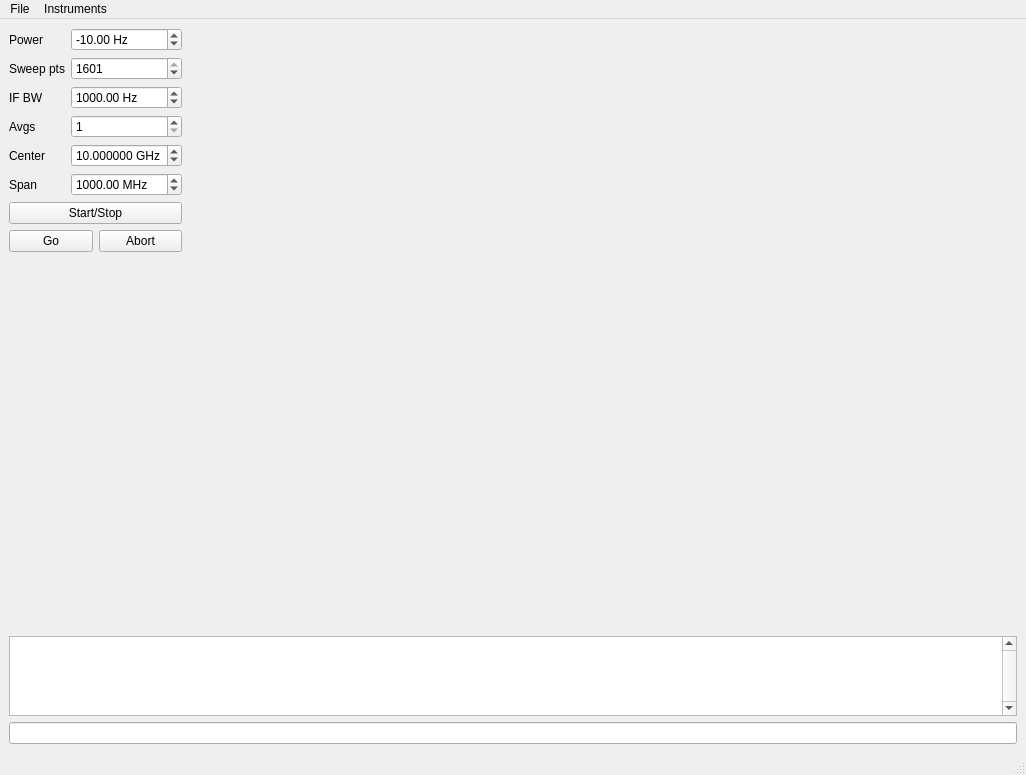
The window that slab/scripts/NWAWindow.ui (SchusterLab/slab) describes before a commit, drawn with Qt 5.
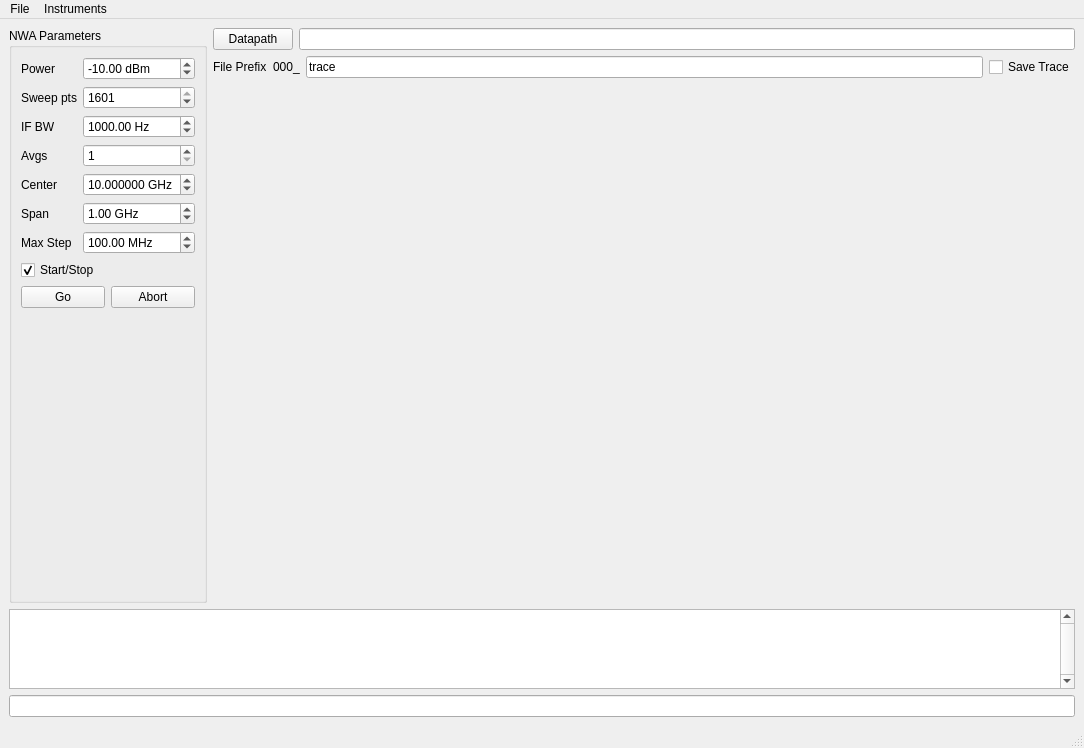
The same window after the commit. Custom widgets are drawn as their Qt base class.

```diff
--- a/slab/scripts/NWAWindow.ui
+++ b/slab/scripts/NWAWindow.ui
@@ -6,18 +6,22 @@
    <rect>
     <x>0</x>
     <y>0</y>
-    <width>1026</width>
-    <height>775</height>
+    <width>1084</width>
+    <height>748</height>
    </rect>
   </property>
   <property name="windowTitle">
    <string>MainWindow</string>
   </property>
   <widget class="QWidget" name="centralwidget">
-   <layout class="QVBoxLayout" name="verticalLayout">
+   <layout class="QVBoxLayout" name="verticalLayout_4">
     <item>
      <layout class="QHBoxLayout" name="horizontalLayout">
       <item>
+       <widget class="QGroupBox" name="groupBox">
+        <property name="title">
+         <string>NWA Parameters</string>
+        </property>
        <layout class="QVBoxLayout" name="verticalLayout_3">
         <item>
          <layout class="QFormLayout" name="formLayout">
@@ -53,7 +57,7 @@
            </widget>
           </item>
           <item row="4" column="0">
-           <widget class="QLabel" name="label_5">
+            <widget class="QLabel" name="centerstartLabel">
             <property name="text">
              <string>Center</string>
             </property>
@@ -69,7 +73,7 @@
           <item row="0" column="1">
            <widget class="QDoubleSpinBox" name="powerSpinBox">
             <property name="suffix">
-             <string> Hz</string>
+              <string> dBm</string>
             </property>
             <property name="minimum">
              <double>-100.000000000000000</double>
@@ -136,24 +140,56 @@
           </item>
           <item row="5" column="1">
            <widget class="QDoubleSpinBox" name="spanstopSpinBox">
+             <property name="sizePolicy">
+              <sizepolicy hsizetype="Minimum" vsizetype="Fixed">
+               <horstretch>0</horstretch>
+               <verstretch>0</verstretch>
+              </sizepolicy>
+             </property>
             <property name="suffix">
-             <string> MHz</string>
+              <string> GHz</string>
             </property>
             <property name="maximum">
              <double>20000.000000000000000</double>
             </property>
             <property name="value">
-             <double>1000.000000000000000</double>
+              <double>1.000000000000000</double>
+             </property>
+            </widget>
+           </item>
+           <item row="6" column="0">
+            <widget class="QLabel" name="label_5">
+             <property name="text">
+              <string>Max Step</string>
+             </property>
+            </widget>
+           </item>
+           <item row="6" column="1">
+            <widget class="QDoubleSpinBox" name="resolutionSpinBox">
+             <property name="suffix">
+              <string> MHz</string>
+             </property>
+             <property name="minimum">
+              <double>10.000000000000000</double>
+             </property>
+             <property name="maximum">
+              <double>999999999.000000000000000</double>
+             </property>
+             <property name="value">
+              <double>100.000000000000000</double>
             </property>
            </widget>
           </item>
          </layout>
         </item>
         <item>
-         <widget class="QPushButton" name="pushButton">
+          <widget class="QCheckBox" name="centerspanstartstopCheckBox">
           <property name="text">
            <string>Start/Stop</string>
           </property>
+           <property name="checked">
+            <bool>true</bool>
+           </property>
          </widget>
         </item>
         <item>
@@ -188,9 +224,56 @@
          </spacer>
         </item>
        </layout>
+       </widget>
       </item>
       <item>
-       <layout class="QVBoxLayout" name="verticalLayout_4">
+       <layout class="QVBoxLayout" name="verticalLayout">
+        <item>
+         <layout class="QHBoxLayout" name="horizontalLayout_3">
+          <item>
+           <widget class="QPushButton" name="datapathButton">
+            <property name="text">
+             <string>Datapath</string>
+            </property>
+           </widget>
+          </item>
+          <item>
+           <widget class="QLineEdit" name="datapathLineEdit"/>
+          </item>
+         </layout>
+        </item>
+        <item>
+         <layout class="QHBoxLayout" name="horizontalLayout_6">
+          <item>
+           <widget class="QLabel" name="label_20">
+            <property name="text">
+             <string>File Prefix</string>
+            </property>
+           </widget>
+          </item>
+          <item>
+           <widget class="QLabel" name="filenumberLabel">
+            <property name="text">
+             <string>000_</string>
+            </property>
+           </widget>
+          </item>
+          <item>
+           <widget class="QLineEdit" name="prefixLineEdit">
+            <property name="text">
+             <string>trace</string>
+            </property>
+           </widget>
+          </item>
+          <item>
+           <widget class="QCheckBox" name="checkBox">
+            <property name="text">
+             <string>Save Trace</string>
+            </property>
+           </widget>
+          </item>
+         </layout>
+        </item>
         <item>
          <widget class="CurveWidget" name="magplotwidget">
           <property name="orientation">
@@ -210,6 +293,8 @@
      </layout>
     </item>
     <item>
+     <layout class="QVBoxLayout" name="verticalLayout_2">
+      <item>
      <widget class="QTextBrowser" name="message_box">
       <property name="sizePolicy">
        <sizepolicy hsizetype="Expanding" vsizetype="Maximum">
@@ -239,13 +324,15 @@
      <widget class="QLineEdit" name="cmd_lineEdit"/>
     </item>
    </layout>
+    </item>
+   </layout>
   </widget>
   <widget class="QMenuBar" name="menubar">
    <property name="geometry">
     <rect>
      <x>0</x>
      <y>0</y>
-     <width>1026</width>
+     <width>1084</width>
      <height>21</height>
     </rect>
    </property>
```
Left out of the diff: 4 changed lines with no effect on the pictures. Lines whose indentation alone changed are shown as unchanged.
